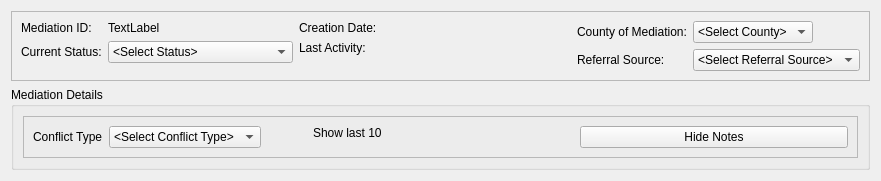
Qt form drc/gui/mediationprocessstatusform.ui (lansdon/cpts483_drc) before a commit.
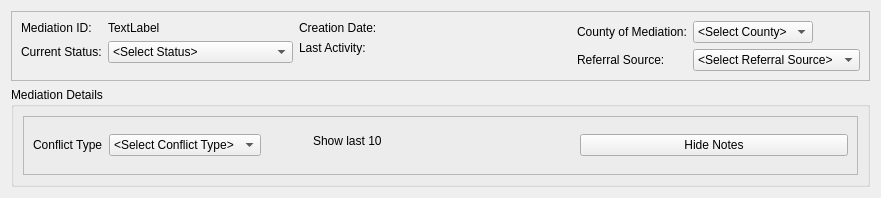
The same form after that commit.

Commit message: mp populating from dock widget.

Patch:
```diff
--- a/drc/gui/mediationprocessstatusform.ui
+++ b/drc/gui/mediationprocessstatusform.ui
@@ -7,13 +7,13 @@
     <x>0</x>
     <y>0</y>
     <width>881</width>
-    <height>168</height>
+    <height>198</height>
    </rect>
   </property>
   <property name="maximumSize">
    <size>
     <width>16777215</width>
-    <height>168</height>
+    <height>500</height>
    </size>
   </property>
   <property name="windowTitle">
@@ -23,7 +23,7 @@
    <item row="1" column="0">
     <widget class="QGroupBox" name="groupBox">
      <property name="sizePolicy">
-      <sizepolicy hsizetype="Preferred" vsizetype="Fixed">
+      <sizepolicy hsizetype="Preferred" vsizetype="Preferred">
        <horstretch>0</horstretch>
        <verstretch>0</verstretch>
       </sizepolicy>
```
The commit also changes 3 other files.
